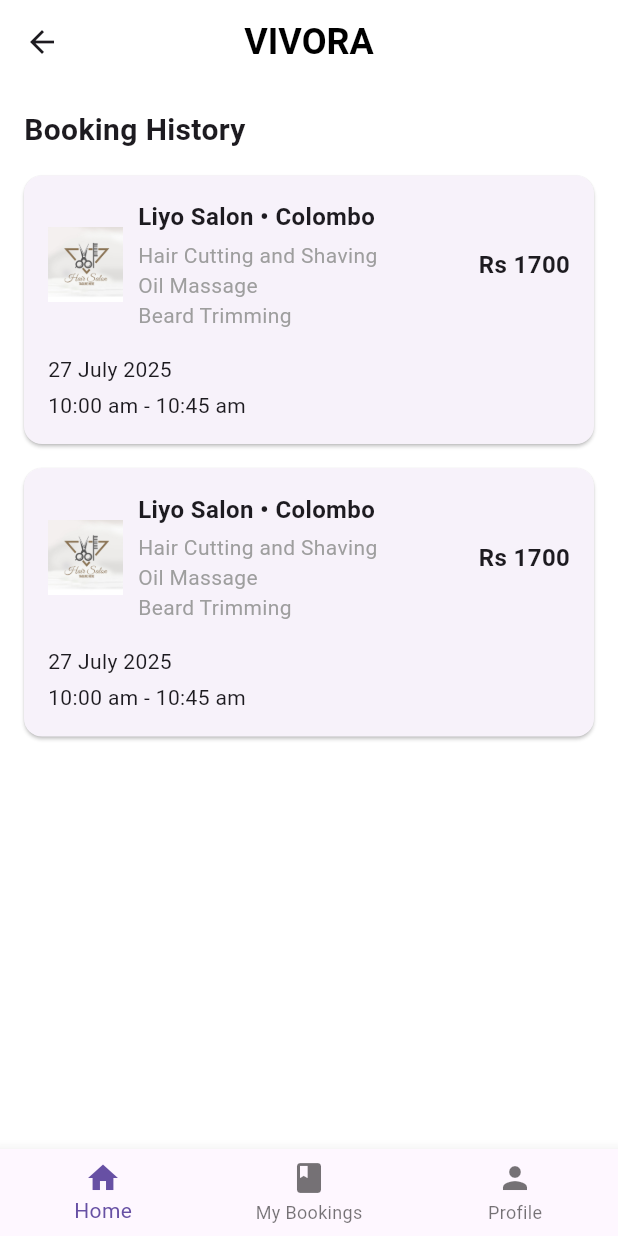
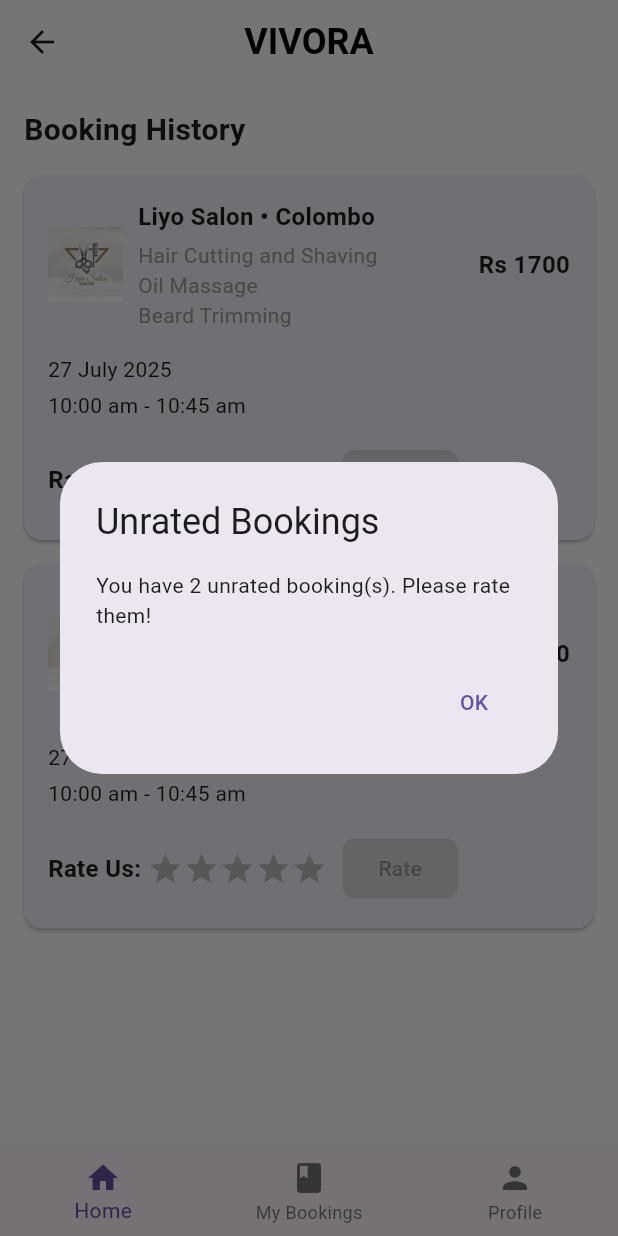
Before and after one commit to jayasinghesasmitha/Vivora-Mobile-app, a Flutter app: the screen it shows once a user with an empty profile is signed in, item 2 of the bottom bar chosen, after a tap on "View Booking History", on a phone screen of 412 x 824 dp. Run offline on Flutter 3.47's test engine with Material 3 defaults, Android fonts, the phone set to English and light mode, and no system bars; our stand-ins replace cloud_firestore, firebase_auth, firebase_core, flutter_dotenv, flutter_map, geolocator and 2 more; accounts and stored records are empty; network calls fail.

Commit message:
Update booking_history.dart

```diff
--- a/book_my_saloon/lib/screens/booking_history.dart
+++ b/book_my_saloon/lib/screens/booking_history.dart
@@ -3,11 +3,14 @@
 import 'package:book_my_saloon/screens/current_booking.dart';
 import 'package:book_my_saloon/screens/user_profile.dart';
 
-class BookingHistory extends StatelessWidget {
+class BookingHistory extends StatefulWidget {
   const BookingHistory({Key? key}) : super(key: key);
 
   @override
-  Widget build(BuildContext context) {
+  _BookingHistoryState createState() => _BookingHistoryState();
+}
+
+class _BookingHistoryState extends State<BookingHistory> {
   final List<Map<String, dynamic>> bookings = [
     {
       'salonName': 'Liyo Salon',
@@ -16,6 +19,8 @@
       'date': '27 July 2025',
       'timeSlot': '10:00 am - 10:45 am',
       'price': 'Rs 1700',
+      'rating': 0.0, // Initialize rating as 0
+      'isRated': false, // Track if rating is finalized
     },
     {
       'salonName': 'Liyo Salon',
@@ -24,9 +29,56 @@
       'date': '27 July 2025',
       'timeSlot': '10:00 am - 10:45 am',
       'price': 'Rs 1700',
+      'rating': 0.0, // Initialize rating as 0
+      'isRated': false, // Track if rating is finalized
     },
   ];
 
+  @override
+  void initState() {
+    super.initState();
+    WidgetsBinding.instance.addPostFrameCallback((_) {
+      _showUnratedBookingsPopup();
+    });
+  }
+
+  void _showUnratedBookingsPopup() {
+    final unratedCount = bookings.where((booking) => booking['rating'] == 0.0).length;
+    if (unratedCount > 0) {
+      showDialog(
+        context: context,
+        builder: (BuildContext context) {
+          return AlertDialog(
+            title: const Text('Unrated Bookings'),
+            content: Text('You have $unratedCount unrated booking(s). Please rate them!'),
+            actions: [
+              TextButton(
+                onPressed: () {
+                  Navigator.of(context).pop();
+                },
+                child: const Text('OK'),
+              ),
+            ],
+          );
+        },
+      );
+    }
+  }
+
+  void _setRating(int index, double rating) {
+    setState(() {
+      bookings[index]['rating'] = rating;
+    });
+  }
+
+  void _confirmRating(int index) {
+    setState(() {
+      bookings[index]['isRated'] = true;
+    });
+  }
+
+  @override
+  Widget build(BuildContext context) {
     return Scaffold(
       appBar: AppBar(
         leading: IconButton(
@@ -105,6 +157,70 @@
                             booking['timeSlot'],
                             style: const TextStyle(fontSize: 14),
                           ),
+                          const SizedBox(height: 16),
+                          Row(
+                            mainAxisAlignment: MainAxisAlignment.start,
+                            children: [
+                              const Text(
+                                'Rate Us: ',
+                                style: TextStyle(fontSize: 16, fontWeight: FontWeight.bold),
+                              ),
+                              if (!booking['isRated']) ...[
+                                Row(
+                                  children: List.generate(5, (starIndex) {
+                                    return GestureDetector(
+                                      onTap: () {
+                                        _setRating(index, (starIndex + 1).toDouble());
+                                      },
+                                      child: Icon(
+                                        Icons.star,
+                                        color: starIndex < booking['rating']
+                                            ? Colors.amber
+                                            : Colors.grey[400],
+                                        size: 24,
+                                      ),
+                                    );
+                                  }),
+                                ),
+                                const SizedBox(width: 10),
+                                ElevatedButton(
+                                  onPressed: booking['rating'] > 0
+                                      ? () {
+                                          _confirmRating(index);
+                                        }
+                                      : null,
+                                  style: ElevatedButton.styleFrom(
+                                    backgroundColor: Colors.black,
+                                    shape: RoundedRectangleBorder(
+                                      borderRadius: BorderRadius.circular(8),
+                                    ),
+                                  ),
+                                  child: const Text('Rate'),
+                                ),
+                              ] else ...[
+                                Row(
+                                  children: List.generate(5, (starIndex) {
+                                    return Icon(
+                                      Icons.star,
+                                      color: starIndex < booking['rating']
+                                          ? Colors.amber
+                                          : Colors.grey[400],
+                                      size: 24,
+                                    );
+                                  }),
+                                ),
+                                const SizedBox(width: 10),
+                                Text(
+                                  'Rating: ${booking['rating'].toInt()} stars',
+                                  style: const TextStyle(
+                                    fontSize: 16,
+                                    fontWeight: FontWeight.bold,
+                                    color: Colors.teal,
+                                  ),
+                                ),
+                              ],
+                            ],
+                          ),
                         ],
                       ),
                     ),
```
Lines whose indentation alone changed are shown as unchanged.
